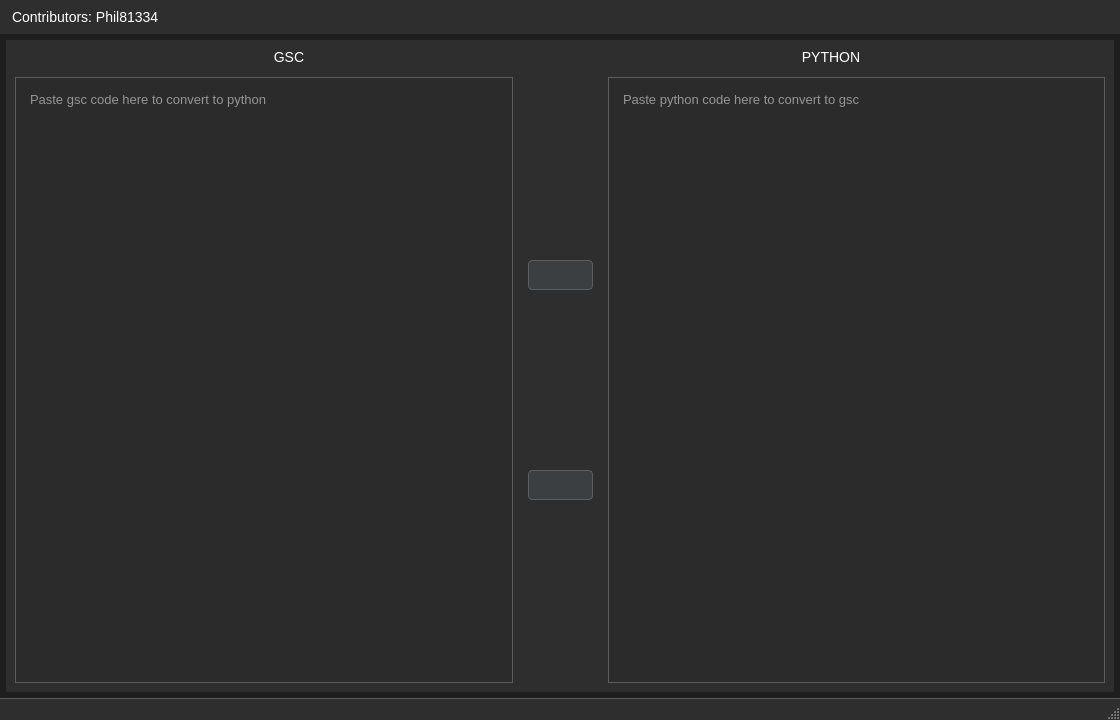
The window that Resources/UI/main_window.ui (Phils-Hub-Org/Call-of-Duty-World-at-War-GSC-to-Py-Bidirectional-Converter) describes before a commit, drawn with Qt 5.
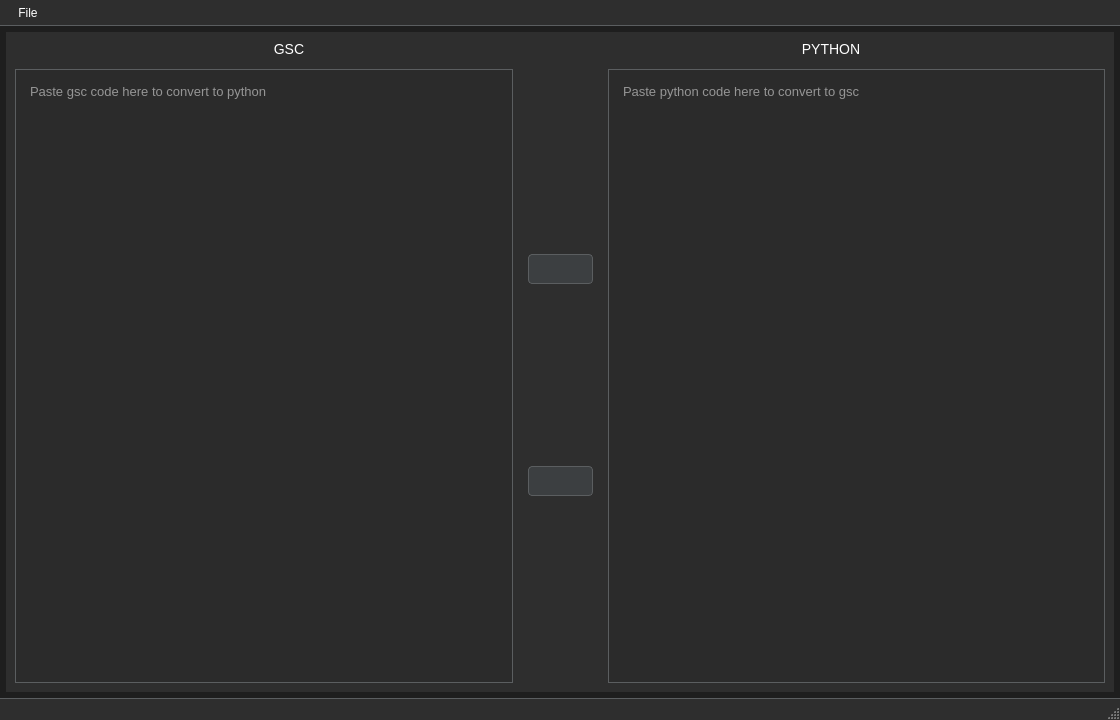
The same window after the commit. Icons and pictures are not drawn.

Patch:
```diff
--- a/Resources/UI/main_window.ui
+++ b/Resources/UI/main_window.ui
@@ -27,6 +27,179 @@
     padding: 15px;              /* Padding inside the central widget */
 }
 
+/* QMenuBar */
+QMenuBar {
+    background-color: #2e2e2e;    /* Dark gray background */
+    color: #ffffff;               /* White text */
+    border-bottom: 1px solid #5b5e60;  /* Light gray border for separation */
+}
+
+QMenuBar::item {
+    background-color: transparent; /* Transparent background */
+    padding: 6px 12px;             /* Padding for menu items */
+    color: #ffffff;                /* White text */
+}
+
+QMenuBar::item:selected {          /* Hovered menu item */
+    background-color: #4a90e2;     /* Light blue on hover */
+    color: #ffffff;                /* Ensure text remains white */
+}
+
+QMenuBar::item:pressed {           /* Pressed menu item */
+    background-color: #3d78b2;     /* Darker blue on press */
+    color: #ffffff;                /* Ensure text remains white */
+}
+
+/* QMenu */
+QMenu {
+    background-color: #2e2e2e;     /* Dark gray background for menus */
+    border: 1px solid #5b5e60;     /* Light gray border */
+    padding: 6px;                  /* Padding inside the menu */
+}
+
+QMenu::item {
+    background-color: transparent; /* Transparent background for menu items */
+    color: #ffffff;                /* White text */
+    padding: 6px 12px;             /* Padding for each menu item */
+}
+
+QMenu::item:selected {             /* Hovered menu item */
+    background-color: #4a90e2;     /* Light blue background on hover */
+    color: #ffffff;                /* Ensure text remains white */
+}
+
+QMenu::item:pressed {              /* Pressed menu item */
+    background-color: #3d78b2;     /* Darker blue background on press */
+    color: #ffffff;                /* Ensure text remains white */
+}
+
+QMenu::separator {
+    height: 1px;
+    background-color: #5b5e60;     /* Light gray separator between items */
+    margin: 6px 0;                 /* Spacing around the separator */
+}
+
+/* QMenu::indicator (checkboxes and radio buttons in menus) */
+QMenu::indicator {
+    width: 16px;
+    height: 16px;
+    background-color: #2e2e2e;     /* Dark gray background for indicators */
+    border: 1px solid #5b5e60;     /* Light gray border */
+    border-radius: 2px;            /* Slightly rounded corners */
+}
+
+QMenu::indicator:checked {
+    background-color: #4a90e2;     /* Light blue when checked */
+    border-color: #3d78b2;         /* Darker blue border when checked */
+}
+
+QMenu::indicator:unchecked {
+    background-color: #2e2e2e;     /* Keep the dark gray when unchecked */
+    border-color: #5b5e60;         /* Light gray border when unchecked */
+}
+
+/* Submenus */
+QMenu::right-arrow {
+    image: url(':/icons/right-arrow.png'); /* Replace with an appropriate icon path */
+    padding: 0px 10px;                     /* Space before submenu arrows */
+}
+
+/* QToolBar */
+QToolBar {
+    background-color: #2e2e2e;      /* Dark gray background */
+    border: 1px solid #5b5e60;      /* Light gray border */
+    padding: 4px;                   /* Padding inside the toolbar */
+    spacing: 4px;                   /* Spacing between toolbar buttons */
+}
+
+QToolBar::handle {
+    background-color: #5b5e60;      /* Light gray handle for draggable toolbars */
+    width: 10px;                    /* Width of the handle */
+    margin: 4px;                    /* Margin around the handle */
+}
+
+QToolBar::separator {
+    background-color: #5b5e60;      /* Light gray for separators */
+    width: 1px;                     /* Thickness of the separator */
+    height: 24px;                   /* Height of the separator */
+    margin: 6px;                    /* Space around the separator */
+}
+
+QToolBar::item {
+    padding: 4px;                   /* Padding for individual toolbar items */
+}
+
+/* QToolButton in Toolbar */
+QToolButton {
+    background-color: #3c3f41;      /* Dark gray background for toolbar buttons */
+    color: #ffffff;                 /* White text/icon */
+    border: 1px solid #5b5e60;      /* Light gray border */
+    border-radius: 4px;             /* Rounded corners */
+    padding: 6px 12px;              /* Padding for comfortable button size */
+}
+
+QToolButton:hover {
+    background-color: #4a90e2;      /* Light blue on hover */
+    border-color: #3d78b2;          /* Darker blue border on hover */
+}
+
+QToolButton:pressed {
+    background-color: #3d78b2;      /* Darker blue on press */
+    border-color: #2a5f92;          /* Even darker border when pressed */
+}
+
+QToolButton:checked {
+    background-color: #3d78b2;      /* Darker blue when checked */
+    border-color: #2a5f92;          /* Border color when checked */
+}
+
+QToolButton:disabled {
+    background-color: #2e2e2e;      /* Dark gray when disabled */
+    color: #777777;                 /* Lighter gray text/icon for disabled state */
+    border-color: #5b5e60;          /* Keep the border color same as normal state */
+}
+
+/* QToolButton::menu-button */
+QToolButton::menu-button {
+    background-color: #3c3f41;      /* Dark gray background for menu button */
+    border: 1px solid #5b5e60;      /* Light gray border for menu button */
+    padding: 4px;                   /* Padding for the menu button */
+}
+
+QToolButton::menu-button:hover {
+    background-color: #4a90e2;      /* Light blue on hover */
+    border-color: #3d78b2;          /* Darker blue border on hover */
+}
+
+QToolButton::menu-button:pressed {
+    background-color: #3d78b2;      /* Darker blue on press */
+    border-color: #2a5f92;          /* Even darker border on press */
+}
+
+/* QStatusBar */
+QStatusBar {
+    background-color: #2e2e2e;   /* Dark gray background */
+    border-top: 1px solid #5b5e60; /* Light gray top border for separation */
+    color: #ffffff;              /* White text */
+    font-size: 13px;             /* Slightly smaller font for the status bar */
+    padding: 6px;                /* Padding inside the status bar */
+}
+
+QStatusBar::item {
+    border: none;                /* No border around individual status items */
+    padding: 0px 5px;            /* Padding between status bar items */
+}
+
+QStatusBar QLabel {
+    color: #ffffff;              /* White text for any QLabel inside the status bar */
+    background-color: transparent; /* Ensure QLabel in status bar matches the bar's background */
+}
+
+QStatusBar::indicator {
+    background-color: #4a90e2;   /* Optional indicator styling, e.g., for icons or status signals */
+    border-radius: 4px;          /* Rounded corners for any indicator elements */
+}
+
 /* Scroll Area Styling (optional) */
 QScrollArea {
     background-color: transparent; /* Transparent to match the central widget */
@@ -174,30 +347,6 @@
     color: #777777;               /* Lighter gray text/icon for disabled state */
     border-color: #5b5e60;        /* Keep the border color same as normal state */
 }
-
-/* QStatusBar */
-QStatusBar {
-    background-color: #2e2e2e;   /* Dark gray background */
-    border-top: 1px solid #5b5e60; /* Light gray top border for separation */
-    color: #ffffff;              /* White text */
-    font-size: 13px;             /* Slightly smaller font for the status bar */
-    padding: 6px;                /* Padding inside the status bar */
-}
-
-QStatusBar::item {
-    border: none;                /* No border around individual status items */
-    padding: 0px 5px;            /* Padding between status bar items */
-}
-
-QStatusBar QLabel {
-    color: #ffffff;              /* White text for any QLabel inside the status bar */
-    background-color: transparent; /* Ensure QLabel in status bar matches the bar's background */
-}
-
-QStatusBar::indicator {
-    background-color: #4a90e2;   /* Optional indicator styling, e.g., for icons or status signals */
-    border-radius: 4px;          /* Rounded corners for any indicator elements */
-}
 </string>
   </property>
   <widget class="QWidget" name="centralwidget">
@@ -244,16 +393,6 @@
        <property name="bottomMargin">
         <number>0</number>
        </property>
-       <item>
-        <widget class="QLabel" name="label_3">
-         <property name="styleSheet">
-          <string notr="true">QLabel {margin: 9px;}</string>
-         </property>
-         <property name="text">
-          <string>Contributors: Phil81334</string>
-         </property>
-        </widget>
-       </item>
       </layout>
      </widget>
     </item>
@@ -457,6 +596,28 @@
    </layout>
   </widget>
   <widget class="QStatusBar" name="statusBar"/>
+  <widget class="QMenuBar" name="menuBar">
+   <property name="geometry">
+    <rect>
+     <x>0</x>
+     <y>0</y>
+     <width>1120</width>
+     <height>29</height>
+    </rect>
+   </property>
+   <widget class="QMenu" name="menuFile">
+    <property name="title">
+     <string>File</string>
+    </property>
+    <addaction name="actionAbout"/>
+   </widget>
+   <addaction name="menuFile"/>
+  </widget>
+  <action name="actionAbout">
+   <property name="text">
+    <string>About</string>
+   </property>
+  </action>
  </widget>
  <resources>
   <include location="../resources.qrc"/>
```
